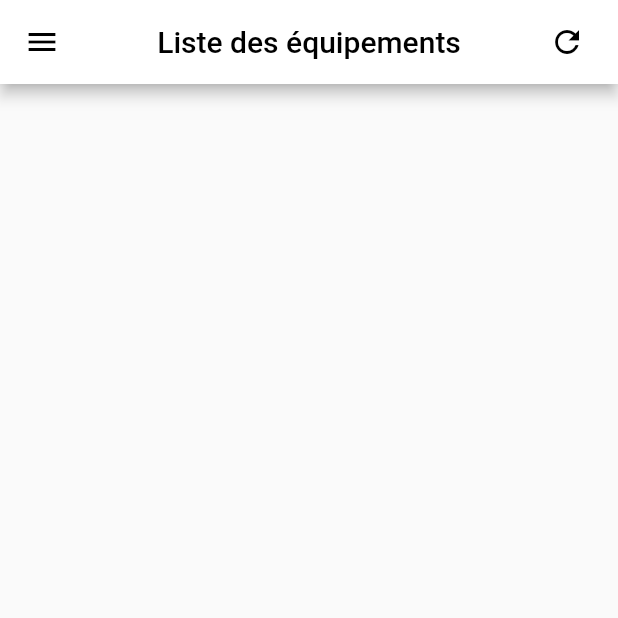
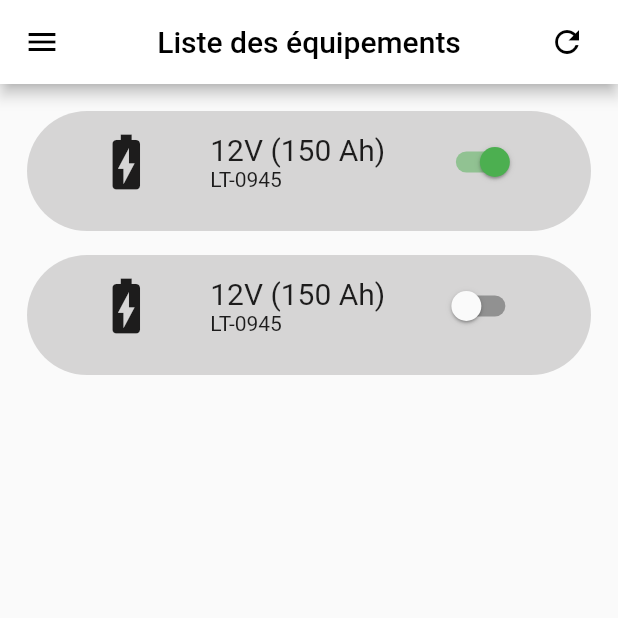
Before and after one commit to EtienneVformateur/tropikelec, a Flutter app: the screen it shows after launch, in the side drawer, after a tap on the "refresh" icon, on a phone screen of 412 x 824 dp, the top half of it. Run offline on Flutter 3.47's test engine with Material 2 defaults, Android fonts, the phone set to English and light mode, and no system bars; our stand-ins replace dropdown_button2.

Commit message:
remove flutter blue

```diff
--- a/lib/main.dart
+++ b/lib/main.dart
@@ -1,5 +1,5 @@
 import 'package:flutter/material.dart';
-import 'package:flutter_blue/flutter_blue.dart';
+import 'package:flutter_application/ligneBatterie.dart';
 
 import 'ParametresPage.dart';
 import 'SauvegardePage.dart';
@@ -13,17 +13,17 @@ class MyApp extends StatelessWidget {
   final title = 'Liste des équipements';
   MaterialColor white = const MaterialColor(
     0xFFFFFFFF,
-    const <int, Color>{
-      50: const Color(0xFFFFFFFF),
-      100: const Color(0xFFFFFFFF),
-      200: const Color(0xFFFFFFFF),
-      300: const Color(0xFFFFFFFF),
-      400: const Color(0xFFFFFFFF),
-      500: const Color(0xFFFFFFFF),
-      600: const Color(0xFFFFFFFF),
-      700: const Color(0xFFFFFFFF),
-      800: const Color(0xFFFFFFFF),
-      900: const Color(0xFFFFFFFF),
+    <int, Color>{
+      50: Color(0xFFFFFFFF),
+      100: Color(0xFFFFFFFF),
+      200: Color(0xFFFFFFFF),
+      300: Color(0xFFFFFFFF),
+      400: Color(0xFFFFFFFF),
+      500: Color(0xFFFFFFFF),
+      600: Color(0xFFFFFFFF),
+      700: Color(0xFFFFFFFF),
+      800: Color(0xFFFFFFFF),
+      900: Color(0xFFFFFFFF),
     },
   );
   @override
@@ -45,134 +45,7 @@ class MyHomePage extends StatefulWidget {
 }
 
 class _MyHomePageState extends State<MyHomePage> {
-  FlutterBlue flutterBlue = FlutterBlue.instance;
-  List<ScanResult> scanResultList = [];
   bool _isScanning = false;
-
-  @override
-  initState() {
-    super.initState();
-    initBle();
-  }
-
-  void initBle() {
-    flutterBlue.isScanning.listen((isScanning) {
-      _isScanning = isScanning;
-      setState(() {});
-    });
-  }
-
-  scan() async {
-    if (!_isScanning) {
-      scanResultList.clear();
-      await flutterBlue.startScan(timeout: const Duration(seconds: 4));
-      var listen = flutterBlue.scanResults.listen((results) {
-        for (ScanResult r in results) {
-          if (r.device.name.isNotEmpty) {
-            if (r.device.name.startsWith("LT")) {
-              if (!scanResultList.contains(r)) {
-                scanResultList.add(r);
-              }
-
-              //
-              // scanResultList = results;
-            }
-          }
-        }
-        setState(() {});
-
-        print(scanResultList);
-      });
-    } else {
-      flutterBlue.stopScan();
-    }
-  }
-
-  Widget deviceSignal(ScanResult r) {
-    // • Un lien plus fort est entre -30 à -55
-    // • Une connexion solide commence par -55 à -67
-    // • Une connexion terrible commence à partir de -80 à -90
-    // • Une connexion inutilisable démarre à partir de -90 et plus bas
-    int signal = r.rssi;
-    if (signal < -90) {
-      return const Icon(
-        Icons.signal_cellular_alt_1_bar_sharp,
-        color: Colors.blue,
-      );
-    } else if (signal >= -80 && signal <= -90) {
-      return const Icon(
-        Icons.signal_cellular_alt_2_bar,
-        color: Colors.blue,
-      );
-    } else if (signal >= -80 && signal <= -67) {
-      return const Icon(
-        Icons.signal_cellular_alt_2_bar,
-        color: Colors.blue,
-      );
-    } else if (signal >= -67 && signal <= -55) {
-      return const Icon(
-        Icons.signal_cellular_alt_sharp,
-        color: Colors.blue,
-      );
-    } else {
-      return const Icon(
-        Icons.signal_cellular_alt_sharp,
-        color: Colors.blue,
-      );
-    }
-
-    // return Text(r.rssi.toString());
-  }
-
-  Widget deviceMacAddress(ScanResult r) {
-    return Text(r.device.id.id);
-  }
-
-  Widget deviceName(ScanResult r) {
-    String name = '';
-
-    // if (r.device.name.isNotEmpty) {
-    //   name = r.device.name;
-    // } else if (r.advertisementData.localName.isNotEmpty) {
-    //   name = r.advertisementData.localName;
-    // } else {
-    //   name = "Smart Lithium";
-    // }
-
-    if (r.device.name.isNotEmpty) {
-      if (r.device.name.startsWith("LT")) {
-        name = r.device.name;
-      }
-    }
-
-    return Text(name);
-  }
-
-  Widget leading(ScanResult r) {
-    return const CircleAvatar(
-      child: Icon(
-        Icons.battery_charging_full,
-        color: Colors.white,
-      ),
-      backgroundColor: Colors.blue,
-    );
-  }
-
-  void onTap(ScanResult r) {
-    print('${r.device.name}');
-  }
-
-  Widget listItem(ScanResult r) {
-    return ListTile(
-      tileColor: const Color.fromARGB(33, 33, 149, 243),
-      shape: RoundedRectangleBorder(borderRadius: BorderRadius.circular(50)),
-      onTap: () => onTap(r),
-      leading: leading(r),
-      title: deviceName(r),
-      subtitle: deviceMacAddress(r),
-      trailing: deviceSignal(r),
-    );
-  }
 
   @override
   Widget build(BuildContext context) {
@@ -187,7 +60,7 @@ class _MyHomePageState extends State<MyHomePage> {
           Padding(
             padding: const EdgeInsetsDirectional.fromSTEB(0, 0, 10, 0),
             child: IconButton(
-              onPressed: scan,
+              onPressed: () {},
               icon: Icon(_isScanning ? Icons.stop : Icons.refresh),
             ),
           ),
@@ -197,25 +70,24 @@ class _MyHomePageState extends State<MyHomePage> {
       body: Center(
           child: Padding(
         padding: const EdgeInsets.all(10),
-        child: ListView.separated(
-          itemCount: scanResultList.length,
-          itemBuilder: (context, index) {
-            return listItem(scanResultList[index]);
-          },
-          separatorBuilder: (BuildContext context, int index) {
-            return Divider(
-              color: Color.fromARGB(0, 158, 158, 158),
-            );
-          },
-        ),
+        child: ListView(children: [
+          const LigneBatterie(
+              nom: '12V',
+              amperage: 150,
+              identifiant: 'LT-0945',
+              signal: 80,
+              isSwitched: true),
+          const LigneBatterie(
+              nom: '12V',
+              amperage: 150,
+              identifiant: 'LT-0945',
+              signal: 80,
+              isSwitched: false)
+        ]),
       )),
     );
   }
 }
-
-// La page Paramètres
-
-// La page Sauvegarde de fichiers
 
 // mon drawer
 
```
Also changed, not shown: pubspec.lock, 7 other files.
